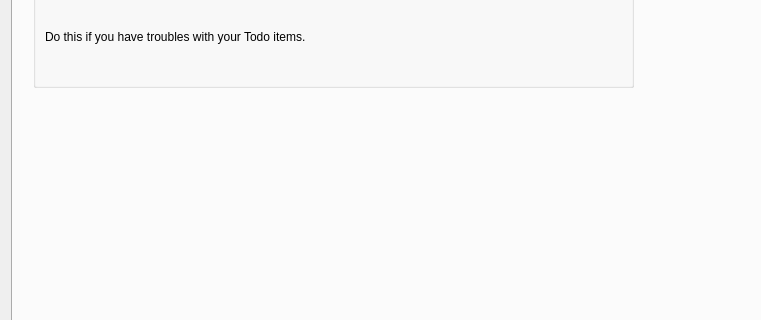
Above: src/settingsdialog.ui from pbek/QOwnNotes before the change; both pictures show x 0 to 761 and y 447 to 767 of the 1237 by 888 pixel window. Below: the same form after it.
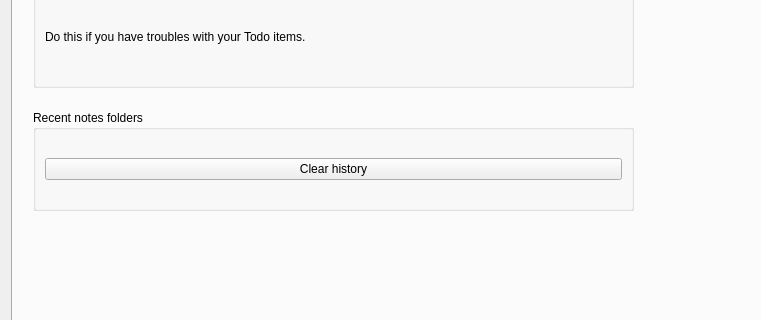
That is the form after the change. The open tabs and pages were chosen to show the change. Icons and pictures are not drawn.

Commit message: added a button that clears the recent note folder history in the settings

Patch:
```diff
--- a/src/settingsdialog.ui
+++ b/src/settingsdialog.ui
@@ -789,6 +789,31 @@
           </item>
          </layout>
         </widget>
+        <widget class="QGroupBox" name="groupBox_4">
+         <property name="geometry">
+          <rect>
+           <x>20</x>
+           <y>520</y>
+           <width>601</width>
+           <height>101</height>
+          </rect>
+         </property>
+         <property name="title">
+          <string>Recent notes folders</string>
+         </property>
+         <layout class="QVBoxLayout" name="verticalLayout_3">
+          <item>
+           <widget class="QPushButton" name="clearRecentNotesFoldersHistoryButton">
+            <property name="toolTip">
+             <string>clear the recent note folder history</string>
+            </property>
+            <property name="text">
+             <string>Clear history</string>
+            </property>
+           </widget>
+          </item>
+         </layout>
+        </widget>
        </widget>
       </widget>
      </item>
```
Left out of the diff: 4 changed lines with no effect on the pictures. The commit also changes 4 other files.
